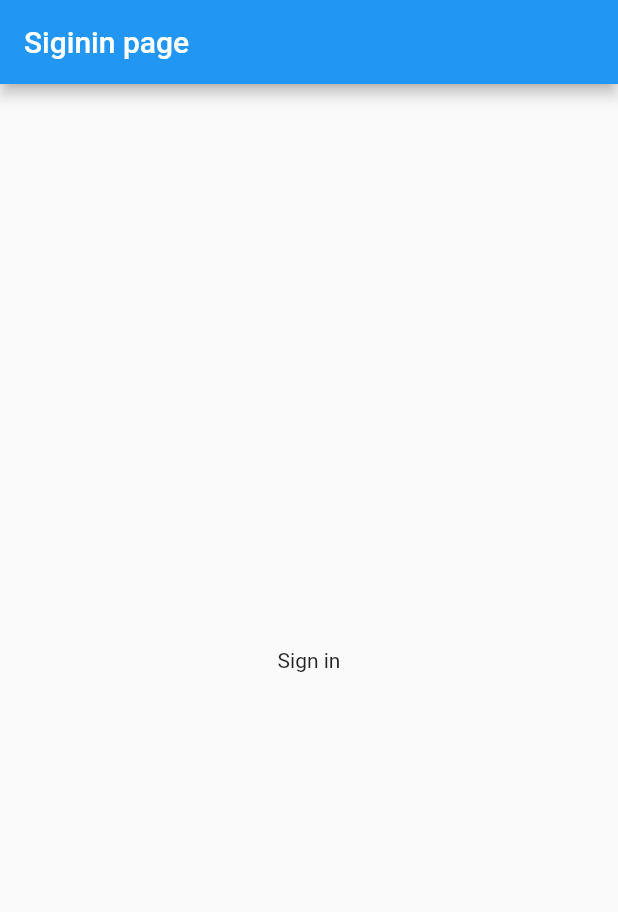
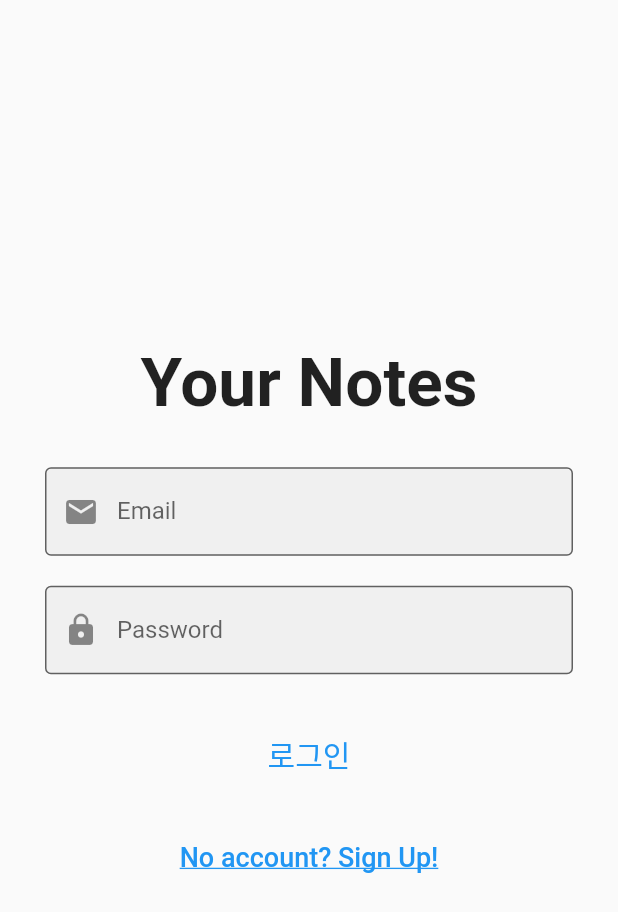
Before and after one commit to Michellehwang001/simple_note, a Flutter app: the screen it shows after launch, on a phone screen of 412 x 824 dp. Shown: the top 912 px of the screen. Run offline on Flutter 3.47's test engine with Material 2 defaults, Android fonts, the phone set to English and light mode, and no system bars; our stand-ins replace cloud_firestore, equatable, firebase_core; accounts and stored records are empty.

Commit message:
firebase 셋팅 & 로그인UI 완성

```diff
--- a/lib/pages/signin_page.dart
+++ b/lib/pages/signin_page.dart
@@ -1,6 +1,9 @@
+import 'package:flutter/cupertino.dart';
 import 'package:flutter/material.dart';
 
 class SigninPage extends StatefulWidget {
+  static const String routeName = 'signin-page';
+
   const SigninPage({Key? key}) : super(key: key);
 
   @override
@@ -8,15 +11,126 @@ class SigninPage extends StatefulWidget {
 }
 
 class _SigninPageState extends State<SigninPage> {
+  final _fKey = GlobalKey<FormState>();
+  AutovalidateMode autovalidateMode = AutovalidateMode.disabled;
+  String _email = '';
+  String _passwd = '';
+
+  void _submit() {
+    setState(() {
+      autovalidateMode = AutovalidateMode.always;
+    });
+
+    if (!_fKey.currentState!.validate()) return;
+
+    _fKey.currentState!.save();
+
+    print('email: $_email, password: $_passwd');
+  }
+
   @override
   Widget build(BuildContext context) {
+
     return Scaffold(
-        appBar: AppBar(
-            title: Text('Siginin page'),
+      body: SingleChildScrollView(
+        child: Container(
+          height: MediaQuery.of(context).size.height,
+          child: Column(
+            mainAxisAlignment: MainAxisAlignment.center,
+            crossAxisAlignment: CrossAxisAlignment.center,
+            children: [
+              Text(
+                'Your Notes',
+                style: TextStyle(fontSize: 45, fontWeight: FontWeight.bold),
+              ),
+              SizedBox(
+                height: 20.0,
+              ),
+              Form(
+                key: _fKey,
+                autovalidateMode: autovalidateMode,
+                child: Column(
+                  children: [
+                    Padding(
+                      padding: const EdgeInsets.symmetric(
+                        horizontal: 30.0,
+                        vertical: 10.0,
+                      ),
+                      child: TextFormField(
+                        decoration: InputDecoration(
+                          border: OutlineInputBorder(),
+                          filled: true,
+                          labelText: 'Email',
+                          prefixIcon: Icon(Icons.email),
+                        ),
+                        validator: (String? val) {
+                          // 정규표현식으로 정교하게 체크 가능
+                          if (val == null || val.trim().length == 0) {
+                            return '이메일을 입력해 주세요!';
+                          }
+                          if (!val.trim().contains('@')) {
+                            return '이메일 형식을 확인해 주세요!';
+                          }
+                          return null;
+                        },
+                        onSaved: (val) => _email = val ?? '',
+                      ),
+                    ),
+                    Padding(
+                      padding: const EdgeInsets.symmetric(
+                        horizontal: 30.0,
+                        vertical: 10.0,
+                      ),
+                      child: TextFormField(
+                        obscureText: true, // 글자 안보이게
+                        decoration: InputDecoration(
+                          border: OutlineInputBorder(),
+                          filled: true,
+                          labelText: 'Password',
+                          prefixIcon: Icon(Icons.lock),
+                        ),
+                        validator: (String? val) {
+                          // 정규표현식으로 정교하게 체크 가능
+                          if (val == null || val.trim().length == 0) {
+                            return '비밀번호를 입력해 주세요.';
+                          }
+                          if (val.trim().length < 6) {
+                            return '비밀번호는 6자 이상입니다.';
+                          }
+                          return null;
+                        },
+                        onSaved: (val) => _passwd = val ?? '',
+                      ),
+                    ),
+                    SizedBox(
+                      height: 20.0,
+                    ),
+                    TextButton(
+                      onPressed: _submit,
+                      child: Text(
+                        '로그인',
+                        style: TextStyle(fontSize: 20.0),
+                      ),
+                    ),
+                    SizedBox(
+                      height: 20.0,
+                    ),
+                    TextButton(
+                      onPressed: () {},
+                      child: Text(
+                        'No account? Sign Up!',
+                        style: TextStyle(
+                            fontSize: 18.0,
+                            decoration: TextDecoration.underline),
+                      ),
+                    ),
+                  ],
+                ),
+              )
+            ],
+          ),
         ),
-        body: Center(
-          child: Text('Sign in'),
-        ),
+      ),
     );
   }
 }
```
Also changed, not shown: 5 other files.
